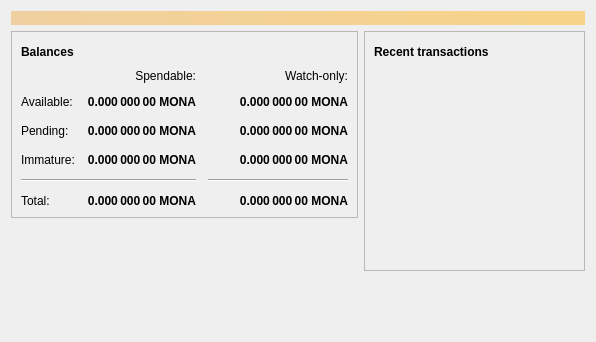
The window that src/qt/forms/overviewpage.ui (weycash-project/weycash) describes before a commit, drawn with Qt 5.
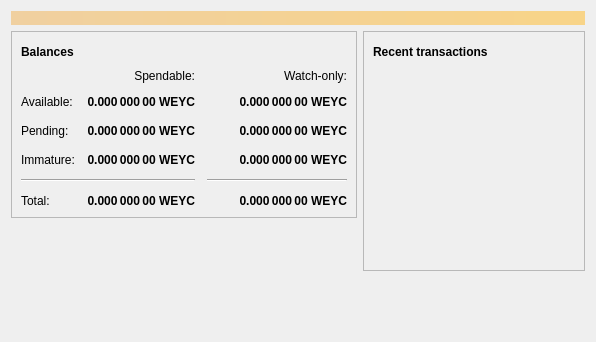
The same window after the commit. Icons and pictures are not drawn.

```diff
--- a/src/qt/forms/overviewpage.ui
+++ b/src/qt/forms/overviewpage.ui
@@ -129,7 +129,7 @@
                <string>Unconfirmed transactions to watch-only addresses</string>
               </property>
               <property name="text">
-               <string notr="true">0.000 000 00 MONA</string>
+               <string notr="true">0.000 000 00 WEYC</string>
               </property>
               <property name="alignment">
                <set>Qt::AlignRight|Qt::AlignTrailing|Qt::AlignVCenter</set>
@@ -154,7 +154,7 @@
                <string>Total of transactions that have yet to be confirmed, and do not yet count toward the spendable balance</string>
               </property>
               <property name="text">
-               <string notr="true">0.000 000 00 MONA</string>
+               <string notr="true">0.000 000 00 WEYC</string>
               </property>
               <property name="alignment">
                <set>Qt::AlignRight|Qt::AlignTrailing|Qt::AlignVCenter</set>
@@ -179,7 +179,7 @@
                <string>Mined balance in watch-only addresses that has not yet matured</string>
               </property>
               <property name="text">
-               <string notr="true">0.000 000 00 MONA</string>
+               <string notr="true">0.000 000 00 WEYC</string>
               </property>
               <property name="alignment">
                <set>Qt::AlignRight|Qt::AlignTrailing|Qt::AlignVCenter</set>
@@ -237,7 +237,7 @@
                <string>Mined balance that has not yet matured</string>
               </property>
               <property name="text">
-               <string notr="true">0.000 000 00 MONA</string>
+               <string notr="true">0.000 000 00 WEYC</string>
               </property>
               <property name="alignment">
                <set>Qt::AlignRight|Qt::AlignTrailing|Qt::AlignVCenter</set>
@@ -282,7 +282,7 @@
                <string>Your current total balance</string>
               </property>
               <property name="text">
-               <string notr="true">0.000 000 00 MONA</string>
+               <string notr="true">0.000 000 00 WEYC</string>
               </property>
               <property name="alignment">
                <set>Qt::AlignRight|Qt::AlignTrailing|Qt::AlignVCenter</set>
@@ -307,7 +307,7 @@
                <string>Current total balance in watch-only addresses</string>
               </property>
               <property name="text">
-               <string notr="true">0.000 000 00 MONA</string>
+               <string notr="true">0.000 000 00 WEYC</string>
               </property>
               <property name="alignment">
                <set>Qt::AlignRight|Qt::AlignTrailing|Qt::AlignVCenter</set>
@@ -349,7 +349,7 @@
                <string>Your current spendable balance</string>
               </property>
               <property name="text">
-               <string notr="true">0.000 000 00 MONA</string>
+               <string notr="true">0.000 000 00 WEYC</string>
               </property>
               <property name="alignment">
                <set>Qt::AlignRight|Qt::AlignTrailing|Qt::AlignVCenter</set>
@@ -374,7 +374,7 @@
                <string>Your current balance in watch-only addresses</string>
               </property>
               <property name="text">
-               <string notr="true">0.000 000 00 MONA</string>
+               <string notr="true">0.000 000 00 WEYC</string>
               </property>
               <property name="alignment">
                <set>Qt::AlignRight|Qt::AlignTrailing|Qt::AlignVCenter</set>
```
